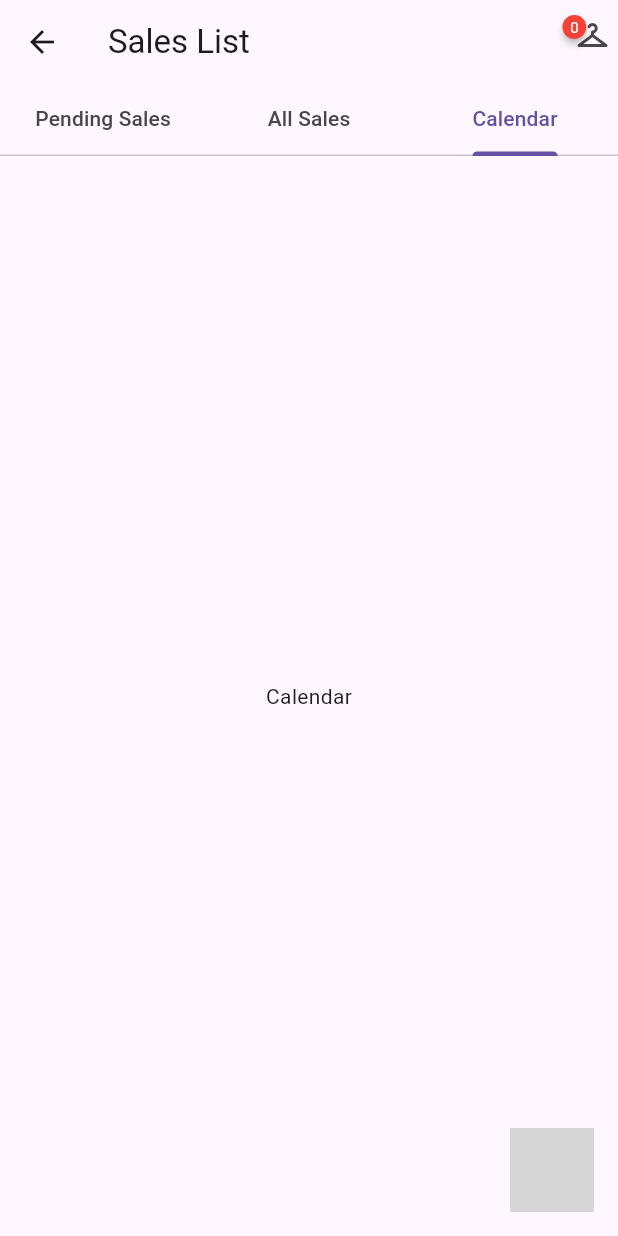
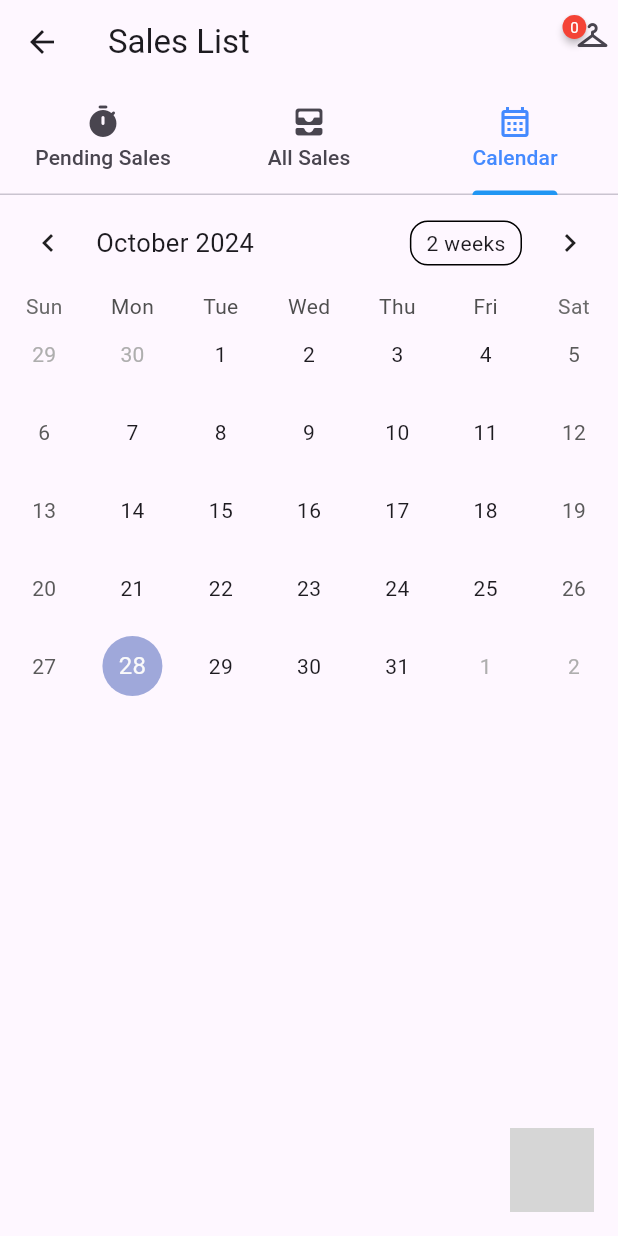
Before and after one commit to AlejandroMendozaP/PMSNFlutter, a Flutter app: the SalesScreen screen opened by its route, tab 3 chosen, on a phone screen of 412 x 824 dp. Run offline on Flutter 3.47's test engine with Material 3 defaults, Android fonts, the phone set to English and light mode, and no system bars; drawn by our look-alikes of badges, table_calendar; our stand-ins replace cloud_firestore, convex_bottom_bar, dio, firebase_auth, firebase_core, flutter_expandable_fab and 6 more; missing offline and left inert: floating_action_bubble, group_list_view, wolt_modal_sheet; accounts and stored records are empty; project files that could hold a hidden picture were left out; grey boxes are pictures that could not be loaded.

Commit message:
table calendar

```diff
--- a/lib/main.dart
+++ b/lib/main.dart
@@ -7,6 +7,7 @@ import 'package:flutter_application_2/screens/home_screed.dart';
 import 'package:flutter_application_2/screens/items_screen.dart';
 import 'package:flutter_application_2/screens/login_screen.dart';
 import 'package:flutter_application_2/screens/movies_screen.dart';
+import 'package:flutter_application_2/screens/movies_screen_firebase.dart';
 import 'package:flutter_application_2/screens/onboarding_screen.dart';
 import 'package:flutter_application_2/screens/personajes_screen.dart';
 import 'package:flutter_application_2/screens/popular_screen.dart';
@@ -62,6 +63,7 @@ class MyApp extends StatelessWidget {
                   "/registro" : (context) => const RegistroScreen(),
                   "/sales" : (context) => const SalesScreen(),
                   "/items" : (context) => ItemsScreen(),
+                  "/firebasemovies" : (context) => const MoviesScreenFirebase()
                 },
               ),
             );
--- a/lib/screens/sales_screen.dart
+++ b/lib/screens/sales_screen.dart
@@ -1,4 +1,3 @@
-import 'package:floating_action_bubble/floating_action_bubble.dart';
 import 'package:flutter/material.dart';
 import 'package:flutter_application_2/models/salesdao.dart';
 import 'package:flutter_application_2/database/sales_database.dart';
@@ -6,6 +5,8 @@ import 'package:flutter_application_2/views/add_category_modal.dart';
 import 'package:flutter_application_2/views/add_item_modal.dart';
 import 'package:flutter_application_2/views/add_sale_modal.dart';
 import 'package:badges/badges.dart' as badges;
+import 'package:table_calendar/table_calendar.dart';
+import 'package:floating_action_bubble/floating_action_bubble.dart';
 
 class SalesScreen extends StatefulWidget {
   const SalesScreen({Key? key}) : super(key: key);
@@ -16,14 +17,20 @@ class SalesScreen extends StatefulWidget {
 
 class _SalesScreenState extends State<SalesScreen>
     with SingleTickerProviderStateMixin {
-  late SalesDatabase db;
-  late Future<List<SalesDAO>> pendingSalesList;
-  late Future<List<SalesDAO>> allSalesList;
+   late SalesDatabase db;
+  late Future<List<SalesDAO>> pendingSalesList = Future.value([]); // Valor predeterminado
+  late Future<List<SalesDAO>> allSalesList = Future.value([]);
   late Animation<double> _animation;
   late AnimationController _animationController;
   int itemCount = 0;
+  CalendarFormat _calendarFormat = CalendarFormat.month;
 
-  @override
+  DateTime _focusedDay = DateTime.now();
+  DateTime? _selectedDay;
+
+  Map<DateTime, List<SalesDAO>> salesEvents = {};
+
+   @override
   void initState() {
     super.initState();
     _animationController = AnimationController(
@@ -35,16 +42,21 @@ class _SalesScreenState extends State<SalesScreen>
     _animation = Tween<double>(begin: 0, end: 1).animate(curvedAnimation);
 
     db = SalesDatabase();
-    loadSales();
+    loadSales(); // Llamar a loadSales en initState para cargar los datos
     loadItemCount();
   }
 
   void loadSales() {
+  db.SELECT_ALL_SALES().then((sales) {
     setState(() {
+      allSalesList = Future.value(sales);  // Cargar lista completa de ventas
       pendingSalesList = db.getPendingSales();
-      allSalesList = db.SELECT_ALL_SALES();
+      salesEvents = _groupSalesByDate(sales); // Agrupar y asignar eventos al mapa de eventos
     });
-  }
+  }).catchError((error) {
+    print('Error loading sales: $error'); // Manejo de errores
+  });
+}
 
   Future<void> loadItemCount() async {
     int count = await db.getItemCount();
@@ -52,6 +64,48 @@ class _SalesScreenState extends State<SalesScreen>
       itemCount = count;
     });
   }
+
+  Map<DateTime, List<SalesDAO>> _groupSalesByDate(List<SalesDAO> sales) {
+  Map<DateTime, List<SalesDAO>> salesMap = {};
+  for (var sale in sales) {
+    DateTime saleDate = DateTime.parse(sale.date); // Asegurar formato de fecha
+    DateTime onlyDate = DateTime(saleDate.year, saleDate.month, saleDate.day);
+    salesMap.putIfAbsent(onlyDate, () => []).add(sale);
+  }
+  return salesMap;
+}
+
+
+  Widget buildCalendar() {
+  return TableCalendar(
+    firstDay: DateTime.utc(2020, 1, 1),
+    lastDay: DateTime.utc(2030, 12, 31),
+    focusedDay: _focusedDay,
+    calendarFormat: _calendarFormat,
+    selectedDayPredicate: (day) => isSameDay(_selectedDay, day),
+    onDaySelected: (selectedDay, focusedDay) {
+      setState(() {
+        _selectedDay = selectedDay;
+        _focusedDay = focusedDay;
+      });// Comprobación de día seleccionado
+    },
+    onFormatChanged: (format) {
+      if (_calendarFormat != format) {
+        setState(() {
+          _calendarFormat = format;
+        });
+      }
+    },
+    onPageChanged: (focusedDay) {
+      _focusedDay = focusedDay;
+    },
+    eventLoader: (day) {
+      // Comprobación de eventos para el día específico
+      final events = salesEvents[DateTime(day.year, day.month, day.day)] ?? [];
+      return events;
+    },
+  );
+}
 
   Widget buildSalesList(Future<List<SalesDAO>> salesFuture) {
     return FutureBuilder<List<SalesDAO>>(
@@ -124,11 +178,13 @@ class _SalesScreenState extends State<SalesScreen>
       child: Scaffold(
         appBar: AppBar(
           title: const Text('Sales List'),
-          bottom: TabBar(
+          bottom: const TabBar(
+            indicatorColor: Colors.blue,
+            labelColor: Colors.blueAccent,
             tabs: [
-              Tab(text: "Pending Sales"),
-              Tab(text: "All Sales"),
-              Tab(text: "Calendar"),
+              Tab(text: "Pending Sales", icon: Icon(Icons.timer_rounded)),
+              Tab(text: "All Sales", icon: Icon(Icons.all_inbox_rounded)),
+              Tab(text: "Calendar", icon: Icon(Icons.calendar_month_outlined)),
             ],
           ),
           actions: [
@@ -136,17 +192,17 @@ class _SalesScreenState extends State<SalesScreen>
               onTap: () => Navigator.pushNamed(context, '/items'),
               badgeContent: Text(
                 '$itemCount',
-                style: TextStyle(color: Colors.white, fontSize: 10),
+                style: const TextStyle(color: Colors.white, fontSize: 10),
               ),
               position: badges.BadgePosition.custom(start: -13, top: -10),
-              badgeStyle: badges.BadgeStyle(
+              badgeStyle: const badges.BadgeStyle(
                 badgeColor: Colors.red,
               ),
               child: GestureDetector(
                 onTap: () => Navigator.pushNamed(context, '/items'),
                 child: Transform.translate(
-                  offset: Offset(-5, -5),
-                  child: Icon(Icons.checkroom_rounded),
+                  offset: const Offset(-5, -5),
+                  child: const Icon(Icons.checkroom_rounded),
                 ),
               ),
             ),
@@ -154,9 +210,9 @@ class _SalesScreenState extends State<SalesScreen>
         ),
         body: TabBarView(
           children: [
-            buildSalesList(pendingSalesList), // Primera pestaña con ventas pendientes
-            buildSalesList(allSalesList), // Segunda pestaña con todas las ventas
-            Center(child: Text('Calendar')), // Tercera pestaña vacía
+            buildSalesList(pendingSalesList), // Primera pestaña
+            buildSalesList(Future.value(allSalesList)), // Segunda pestaña
+            buildCalendar(),
           ],
         ),
         floatingActionButtonLocation: FloatingActionButtonLocation.endFloat,
@@ -224,11 +280,17 @@ class _SalesScreenState extends State<SalesScreen>
           onPress: () => _animationController.isCompleted
               ? _animationController.reverse()
               : _animationController.forward(),
-          iconColor: Colors.white,
-          iconData: Icons.add,
-          backGroundColor: Colors.blue,
+          iconColor: Colors.blue,
+          animatedIconData: AnimatedIcons.menu_close,
+          backGroundColor: Colors.white,
         ),
       ),
     );
   }
+
+  @override
+  void dispose() {
+    _animationController.dispose();
+    super.dispose();
+  }
 }
--- a/pubspec.yaml
+++ b/pubspec.yaml
@@ -54,6 +54,8 @@ dependencies:
   floating_action_bubble: ^1.1.4
   badges: ^3.1.2
   group_list_view: ^1.1.1
+  cloud_firestore: ^5.4.0
+  table_calendar: ^3.1.2
 
 dev_dependencies:
   flutter_test:
```
Also changed, not shown: lib/firebase/database_movies.dart (added, +26 -0 lines), lib/screens/movies_screen_firebase.dart (added, +46 -0 lines), pubspec.lock, 3 other files.
